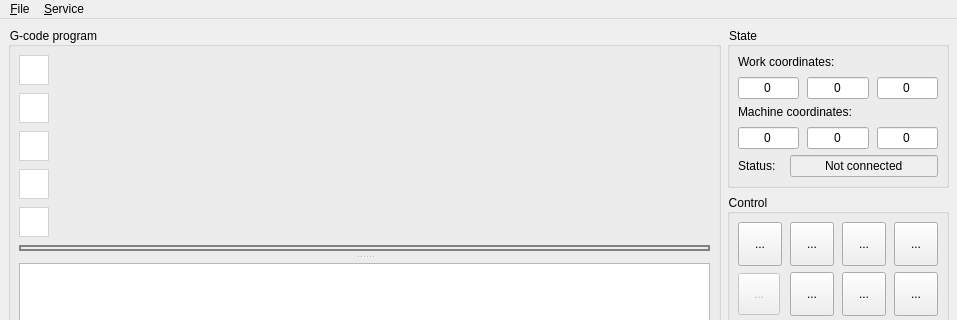
Old version of the form frmmain.ui in the repository Denvi/Candle; both pictures show x 0 to 957 and y 0 to 320 of the 957 by 843 pixel window.
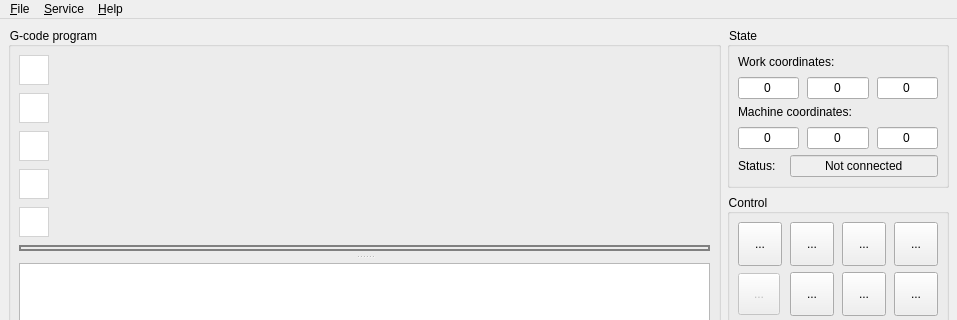
New version of the form. Icons and pictures are not drawn. Custom widgets are drawn as their Qt base class.

Patch:
```diff
--- a/frmmain.ui
+++ b/frmmain.ui
@@ -1586,7 +1586,7 @@
      <x>0</x>
      <y>0</y>
      <width>957</width>
-     <height>21</height>
+     <height>26</height>
     </rect>
    </property>
    <widget class="QMenu" name="mnuFile">
@@ -1606,8 +1606,15 @@
     </property>
     <addaction name="actServiceSettings"/>
    </widget>
+   <widget class="QMenu" name="mnuHelp">
+    <property name="title">
+     <string>&amp;Help</string>
+    </property>
+    <addaction name="actAbout"/>
+   </widget>
    <addaction name="mnuFile"/>
    <addaction name="mnuService"/>
+   <addaction name="mnuHelp"/>
   </widget>
   <action name="actFileOpen">
    <property name="text">
```
Left out of the diff: 54 changed lines with no effect on the pictures.
